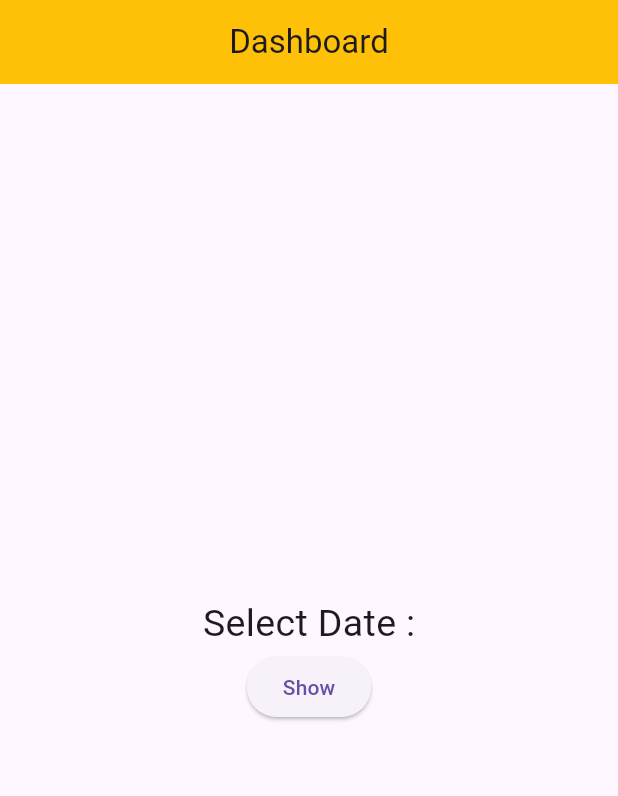
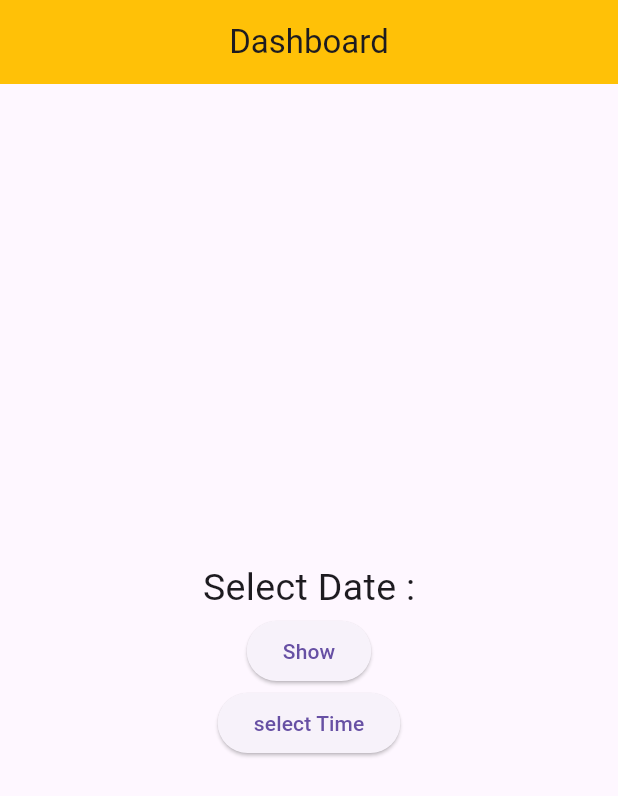
Before and after one commit to s21sd/Flutter_Learning, a Flutter app: the screen it shows after launch, on a phone screen of 412 x 824 dp. Shown: the top 796 px of the screen. Run offline on Flutter 3.47's test engine with Material 3 defaults, Android fonts, the phone set to English and light mode, and no system bars.

Commit message:
learned time picker

```diff
--- a/dayone/lib/main.dart
+++ b/dayone/lib/main.dart
@@ -28,7 +28,7 @@ class DashBoardScreen extends StatelessWidget {
   const DashBoardScreen({super.key});
 
   @override
-  Widget build(Object context) {
+  Widget build(BuildContext context) {
     var time = DateTime.now();
     return Scaffold(
       appBar: AppBar(
@@ -40,7 +40,7 @@ class DashBoardScreen extends StatelessWidget {
         child: Column(
           mainAxisAlignment: MainAxisAlignment.center,
           children: [
-            Text(
+            const Text(
               'Select Date :',
               style: TextStyle(fontSize: 25),
             ),
@@ -52,10 +52,21 @@ class DashBoardScreen extends StatelessWidget {
                       firstDate: DateTime(2021),
                       lastDate: DateTime(2025));
                   if (datePicked != null) {
-                    Text('Date selected : ${datePicked.day}');
+                    print('Date selected : ${datePicked.day}');
                   }
                 },
-                child: Text('Show'))
+                child: Text('Show')),
+            ElevatedButton(
+                onPressed: () async {
+                  TimeOfDay? pickedTime = await showTimePicker(
+                      context: context,
+                      initialTime: TimeOfDay.now(),
+                      initialEntryMode: TimePickerEntryMode.input);
+                  if (pickedTime != null) {
+                    print("Time Selected: ${pickedTime.hour}");
+                  }
+                },
+                child: Text('select Time'))
           ],
         ),
       ),
```
